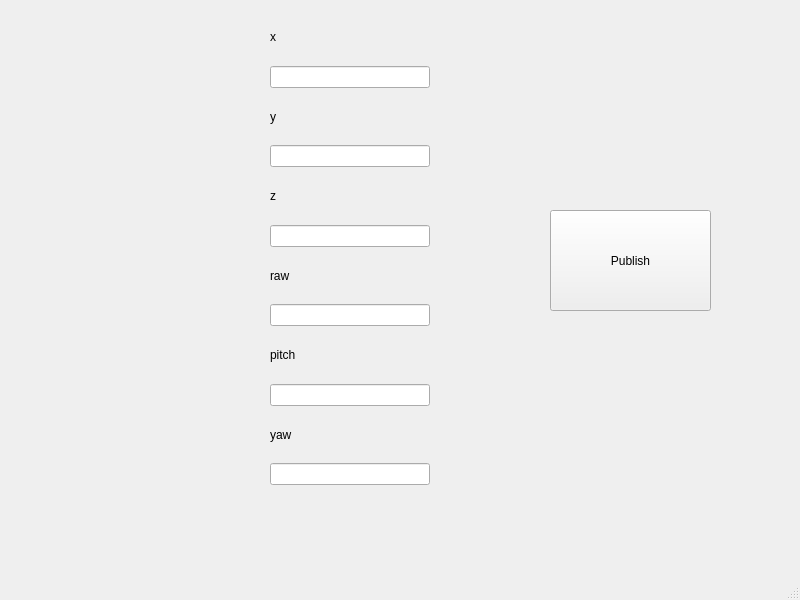
sherrardTr4129/RBE526-Human-Robot-Interaction, file hri_control/src/mainwindow.ui: the form before one commit.
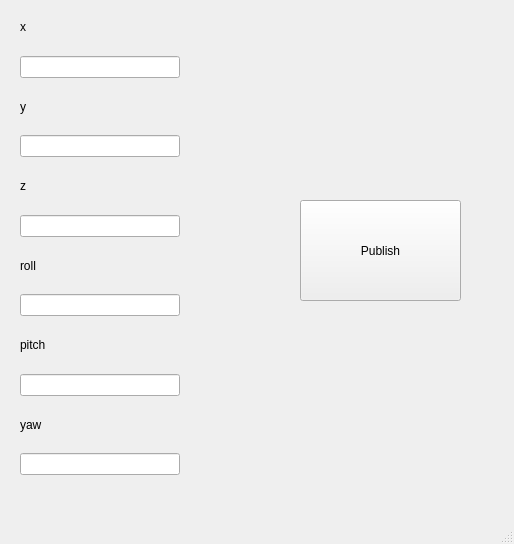
The form after the commit.

```diff
--- a/hri_control/src/mainwindow.ui
+++ b/hri_control/src/mainwindow.ui
@@ -6,8 +6,8 @@
    <rect>
     <x>0</x>
     <y>0</y>
-    <width>800</width>
-    <height>600</height>
+    <width>514</width>
+    <height>544</height>
    </rect>
   </property>
   <property name="windowTitle">
@@ -17,8 +17,8 @@
    <widget class="QWidget" name="verticalLayoutWidget">
     <property name="geometry">
      <rect>
-      <x>270</x>
-      <y>14</y>
+      <x>20</x>
+      <y>4</y>
       <width>160</width>
       <height>471</height>
      </rect>
@@ -57,7 +57,7 @@
      <item>
       <widget class="QLabel" name="label_4">
        <property name="text">
-        <string>raw</string>
+        <string>roll</string>
        </property>
       </widget>
      </item>
@@ -89,8 +89,8 @@
    <widget class="QPushButton" name="pushButton">
     <property name="geometry">
      <rect>
-      <x>550</x>
-      <y>210</y>
+      <x>300</x>
+      <y>200</y>
       <width>161</width>
       <height>101</height>
      </rect>
```
Left out of the diff: 2 changed lines with no effect on the pictures.
